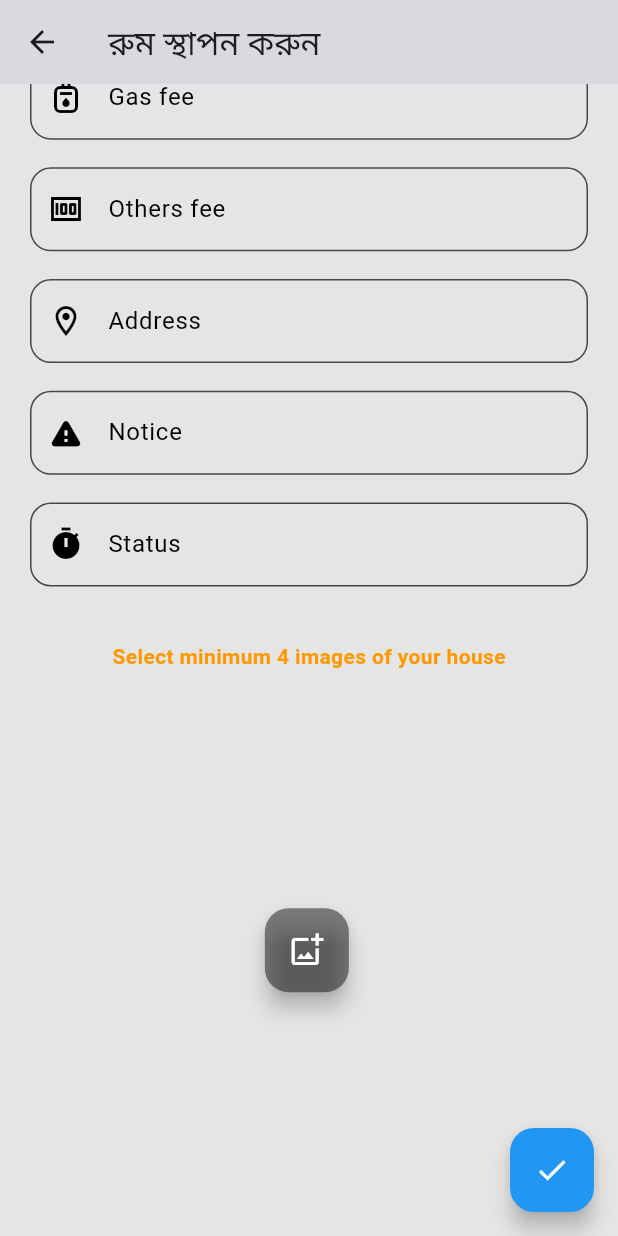
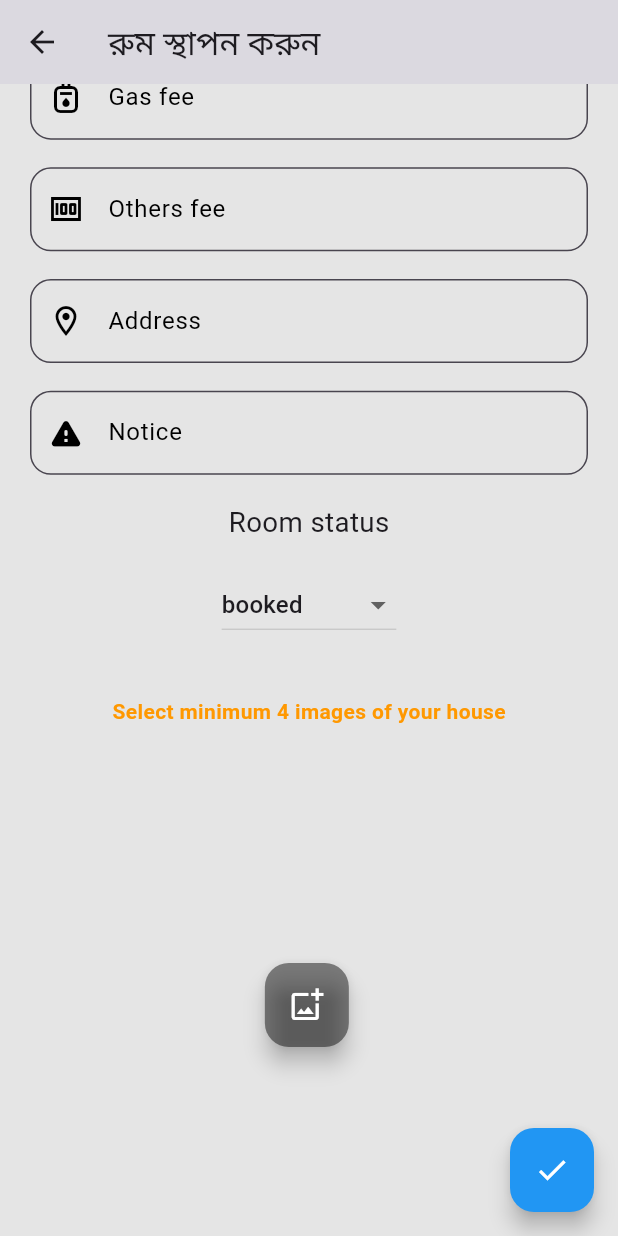
Before and after one commit to Ebrahim683/Rent-House-App, a Flutter app: the AddHousePage screen opened by its route, scrolled down 576 dp, on a phone screen of 412 x 824 dp. Run offline on Flutter 3.47's test engine with Material 2 defaults, Android fonts, the phone set to English and light mode, and no system bars; drawn by our look-alikes of loading_overlay; our stand-ins replace chips_choice_null_safety, cool_alert, dio, dots_indicator, flutter_animate, flutter_bloc and 9 more; missing offline and left inert: appinio_video_player, video_compress; accounts and stored records are empty.

Commit message:
status dropdown and dependency fix

```diff
--- a/lib/data/network/repository/profile_repository.dart
+++ b/lib/data/network/repository/profile_repository.dart
@@ -1,11 +1,10 @@
-import 'package:rent_house/utils/storage_utils.dart';
 
 import '../api/api_service.dart';
 import '../api/end_points.dart';
 
 class ProfileRepository {
-  static Future<dynamic> getProfile() async {
-    Map<String, dynamic> map = {'phone_number': storageUtils.getNumber};
+  static Future<dynamic> getProfile({required String phoneNumber}) async {
+    Map<String, dynamic> map = {'phone_number': phoneNumber};
     return await ApiService.getApi(path: profile, body: map);
   }
 }
--- a/lib/pages/onboarding/onboarding_page.dart
+++ b/lib/pages/onboarding/onboarding_page.dart
@@ -1,6 +1,5 @@
 import 'package:flutter/material.dart';
 import 'package:flutter_screenutil/flutter_screenutil.dart';
-import 'package:get/get.dart';
 import 'package:rent_house/pages/onboarding/onboarding_widget.dart';
 import 'package:dots_indicator/dots_indicator.dart';
 import 'package:rent_house/routers/routes.dart';
@@ -38,6 +37,7 @@ class _OnBoardingPageState extends State<OnBoardingPage> {
 
   @override
   Widget build(BuildContext context) {
+    Size size = MediaQuery.of(context).size;
     return Scaffold(
       body: Stack(
         children: [
@@ -52,7 +52,7 @@ class _OnBoardingPageState extends State<OnBoardingPage> {
             },
           ),
           Positioned(
-            left: Get.width * 0.45,
+            left: size.width * 0.45,
             bottom: 60.h,
             child: FloatingActionButton(
               elevation: 15,
--- a/lib/pages/owners/addhouse/add_house_page.dart
+++ b/lib/pages/owners/addhouse/add_house_page.dart
@@ -5,7 +5,6 @@ import 'package:chips_choice_null_safety/chips_choice_null_safety.dart';
 import 'package:flutter/material.dart';
 import 'package:flutter_bloc/flutter_bloc.dart';
 import 'package:flutter_screenutil/flutter_screenutil.dart';
-import 'package:get/get.dart';
 import 'package:image_picker/image_picker.dart';
 import 'package:loading_overlay/loading_overlay.dart';
 import 'package:lottie/lottie.dart';
@@ -62,6 +61,7 @@ class _AddHousePageState extends State<AddHousePage> {
     'flat',
   ];
   String canBook = 'no';
+  String status = 'booked';
   String category = '';
   final picker = ImagePicker();
   File? image1;
@@ -121,6 +121,7 @@ class _AddHousePageState extends State<AddHousePage> {
 
   @override
   Widget build(BuildContext context) {
+    Size size = MediaQuery.of(context).size;
     return Scaffold(
       appBar: AppBar(
         title: const Text('রুম স্থাপন করুন'),
@@ -246,11 +247,34 @@ class _AddHousePageState extends State<AddHousePage> {
                     icon: Icons.warning_rounded,
                   ),
                   gap(),
-                  inputText(
-                    controller: statusController,
-                    hint: 'Status',
-                    type: TextInputType.text,
-                    icon: Icons.timer,
+                  // inputText(
+                  //   controller: statusController,
+                  //   hint: 'Status',
+                  //   type: TextInputType.text,
+                  //   icon: Icons.timer,
+                  // ),
+                  Text(
+                    'Room status',
+                    style: TextStyle(fontSize: 20.sp),
+                  ),
+                  gap(),
+                  DropdownButton(
+                    hint: const Text('Room status'),
+                    value: status,
+                    items: ['available', 'booked']
+                        .map(
+                          (item) => DropdownMenuItem(
+                            value: item,
+                            child: Text(item.toString()),
+                          ),
+                        )
+                        .toList(),
+                    onChanged: (value) {
+                      setState(() {
+                        status = value as String;
+                      });
+                      log(status);
+                    },
                   ),
                   gap(),
                   gap(),
@@ -263,7 +287,7 @@ class _AddHousePageState extends State<AddHousePage> {
                   ),
                   gap(h: 10.h),
                   SizedBox(
-                    height: Get.height * 0.5,
+                    height: size.height * 0.5,
                     child: Padding(
                       padding: EdgeInsets.symmetric(horizontal: 20.w),
                       child: Stack(
@@ -295,8 +319,8 @@ class _AddHousePageState extends State<AddHousePage> {
                             },
                           ),
                           Positioned(
-                            top: Get.height * 0.18,
-                            left: Get.width * 0.38,
+                            top: size.height * 0.18,
+                            left: size.width * 0.38,
                             child: FloatingActionButton(
                               heroTag: 'btnimage',
                               backgroundColor: Colors.black45,
@@ -347,7 +371,6 @@ class _AddHousePageState extends State<AddHousePage> {
           String othersFee = othersFeeController.text.toString();
           String address = addressController.text.toString();
           String notice = noticeController.text.toString();
-          String status = statusController.text.toString();
 
           if (fee == '') {
             snackBar(context: context, title: 'Error', message: 'Enter fee');
@@ -372,8 +395,6 @@ class _AddHousePageState extends State<AddHousePage> {
           } else if (address == '') {
             snackBar(
                 context: context, title: 'Error', message: 'Enter address');
-          } else if (status == '') {
-            snackBar(context: context, title: 'Error', message: 'Enter status');
           } else if (imageList!.isEmpty || imageList!.length > 4) {
             snackBar(
                 context: context,
--- a/lib/pages/owners/dashboard/owner_dashboard_page.dart
+++ b/lib/pages/owners/dashboard/owner_dashboard_page.dart
@@ -114,7 +114,7 @@ class _OwnerDashboardPageState extends State<OwnerDashboardPage> {
                       return ListView.builder(
                         itemCount: 10,
                         itemBuilder: (context, index) =>
-                            ownerHouseListLoadingWidget(),
+                            ownerHouseListLoadingWidget(context),
                       );
                     } else if (state is ShowOwnerHouseSuccessState) {
                       OwnerHouseListModel ownerHouseListModel =
--- a/lib/pages/user/house/houselist/house_list_page.dart
+++ b/lib/pages/user/house/houselist/house_list_page.dart
@@ -53,7 +53,8 @@ class _HouseListPageState extends State<HouseListPage> {
             if (state is GetHouseListLoadingState) {
               return ListView.builder(
                 itemCount: 10,
-                itemBuilder: (context, index) => userHouseListLoadingWidget(),
+                itemBuilder: (context, index) =>
+                    userHouseListLoadingWidget(context),
               );
             } else if (state is GetHouseListSuccessState) {
               HouseListModel houseListModel = state.houseListModel;
--- a/lib/pages/user/house/houselist/house_search.dart
+++ b/lib/pages/user/house/houselist/house_search.dart
@@ -1,5 +1,5 @@
 import 'package:flutter/material.dart';
-import 'package:get/get.dart';
+import 'package:rent_house/routers/routes.dart';
 import '../../../../data/model/housemodel/house_list_model.dart';
 import 'house_widget.dart';
 
@@ -23,7 +23,7 @@ class HouseSearch extends SearchDelegate {
     return IconButton(
       icon: const Icon(Icons.arrow_back),
       onPressed: () {
-        Get.back();
+        pop(context: context);
       },
     );
   }
--- a/lib/routers/routes.dart
+++ b/lib/routers/routes.dart
@@ -122,9 +122,13 @@ class Routers {
         );
       //user profile
       case '/profile_page':
+        Map<String, dynamic> arguments =
+            settings.arguments as Map<String, dynamic>;
+
         return MaterialPageRoute(
           builder: (context) => BlocProvider(
-              create: (context) => ProfileCubit(), child: const ProfilePage()),
+              create: (context) => ProfileCubit(),
+              child: ProfilePage(phoneNumber: arguments['phoneNumber'])),
         );
 
       //homepage
--- a/lib/state/cubit/profile/profile_cubit.dart
+++ b/lib/state/cubit/profile/profile_cubit.dart
@@ -1,18 +1,20 @@
 import 'package:flutter_bloc/flutter_bloc.dart';
 import 'package:rent_house/data/model/profile/profile_model_list.dart';
 import 'package:rent_house/state/cubit/profile/profile_state.dart';
+import 'package:rent_house/utils/storage_utils.dart';
 
 import '../../../data/network/repository/profile_repository.dart';
 
 class ProfileCubit extends Cubit<ProfileState> {
   ProfileCubit() : super(InitialState()) {
-    getProfile();
+    getProfile(phoneNumber: storageUtils.getNumber.toString());
   }
 
-  getProfile() async {
+  getProfile({required String phoneNumber}) async {
     emit(LoadingState());
     try {
-      final result = await ProfileRepository.getProfile();
+      final result =
+          await ProfileRepository.getProfile(phoneNumber: phoneNumber);
       ProfileModelList profileModelList = ProfileModelList.fromJson(result);
       emit(SuccessState(profileModelList));
     } catch (e) {
```
Also changed, not shown: lib/pages/auth/login_page.dart (+9 -9 lines), lib/pages/auth/owner_registrater_page.dart (+5 -5 lines), lib/pages/auth/user_register_page.dart (+5 -5 lines), lib/pages/owners/dashboard/room_widget.dart (+6 -6 lines), lib/pages/owners/updatehouse/update_house_page.dart (+29 -8 lines), lib/pages/profile/profile_page.dart (+8 -4 lines), lib/pages/user/base/user_base_page.dart (+5 -2 lines), lib/pages/user/house/details/house_details.dart (+6 -6 lines), lib/pages/user/house/houselist/house_widget.dart (+4 -4 lines), lib/widget/app_widget.dart (+10 -10 lines), pubspec.yaml (+10 -10 lines), pubspec.lock, 4 other files.
